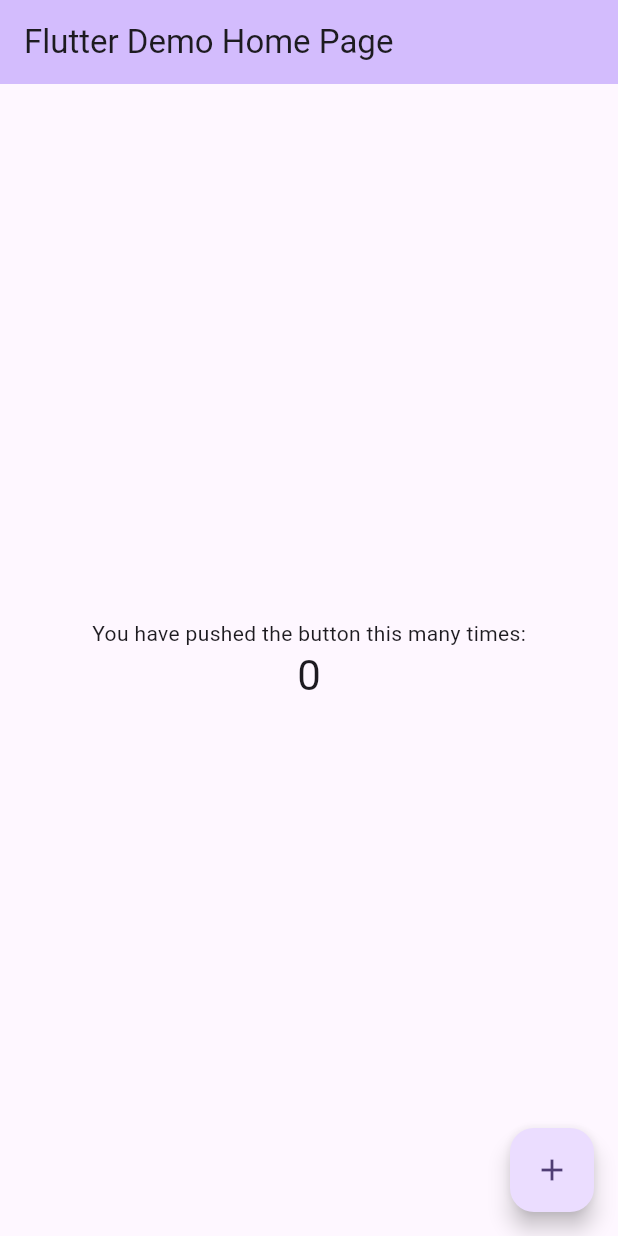
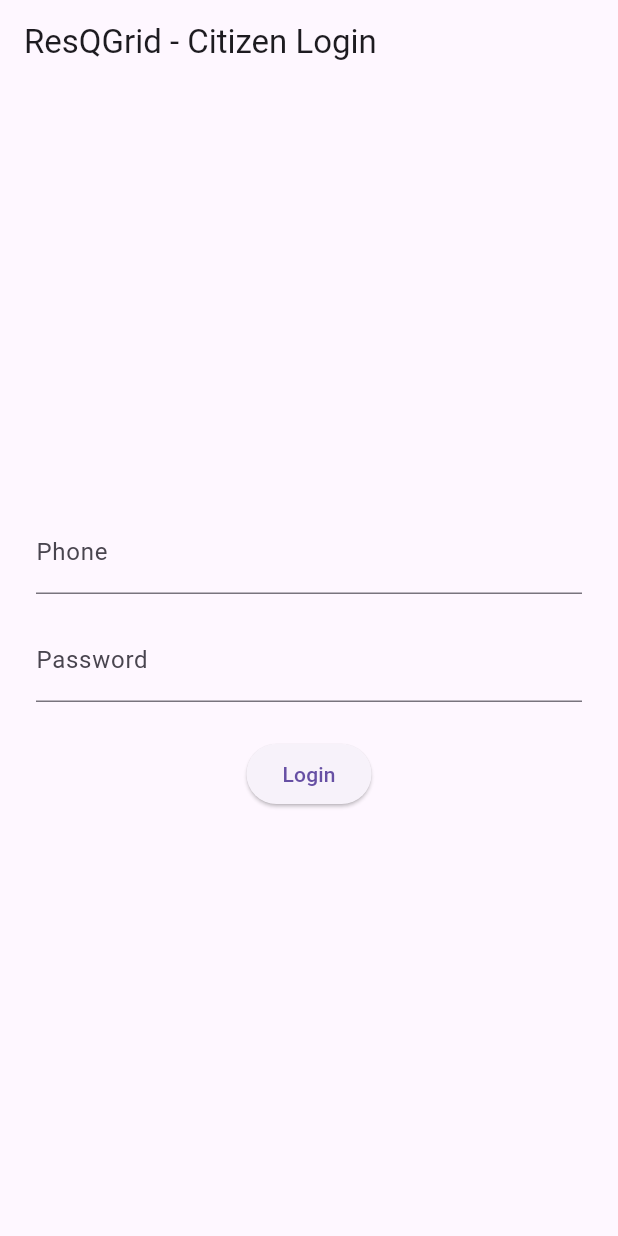
Before and after one commit to Bibek-2002/NextGen2---Res-Q-Grid, a Flutter app: the screen it shows after launch, on a phone screen of 412 x 824 dp. Run offline on Flutter 3.47's test engine with Material 3 defaults, Android fonts, the light colour scheme and no system bars; our stand-ins replace geolocator.

Commit message:
Phase 6: Citizen App login+home+SOS flow working end-to-end with backend

```diff
--- /dev/null
+++ b/resqgrid_citizen_app/lib/config.dart
@@ -0,0 +1,4 @@
+class AppConfig {
+  // Apna laptop ka WiFi IP daalo (jo tumne ipconfig se nikala)
+  static const String baseUrl = 'http://10.71.3.201:5000/api';
+}
--- a/resqgrid_citizen_app/lib/main.dart
+++ b/resqgrid_citizen_app/lib/main.dart
@@ -1,122 +1,19 @@
 import 'package:flutter/material.dart';
+import 'screens/login_screen.dart';
 
 void main() {
-  runApp(const MyApp());
+  runApp(const ResQGridCitizenApp());
 }
 
-class MyApp extends StatelessWidget {
-  const MyApp({super.key});
+class ResQGridCitizenApp extends StatelessWidget {
+  const ResQGridCitizenApp({super.key});
 
-  // This widget is the root of your application.
   @override
   Widget build(BuildContext context) {
     return MaterialApp(
-      title: 'Flutter Demo',
-      theme: ThemeData(
-        // This is the theme of your application.
-        //
-        // TRY THIS: Try running your application with "flutter run". You'll see
-        // the application has a purple toolbar. Then, without quitting the app,
-        // try changing the seedColor in the colorScheme below to Colors.green
-        // and then invoke "hot reload" (save your changes or press the "hot
-        // reload" button in a Flutter-supported IDE, or press "r" if you used
-        // the command line to start the app).
-        //
-        // Notice that the counter didn't reset back to zero; the application
-        // state is not lost during the reload. To reset the state, use hot
-        // restart instead.
-        //
-        // This works for code too, not just values: Most code changes can be
-        // tested with just a hot reload.
-        colorScheme: .fromSeed(seedColor: Colors.deepPurple),
-      ),
-      home: const MyHomePage(title: 'Flutter Demo Home Page'),
+      title: 'ResQGrid Citizen',
+      theme: ThemeData(primarySwatch: Colors.red, useMaterial3: true),
+      home: const LoginScreen(),
     );
   }
 }
-
-class MyHomePage extends StatefulWidget {
-  const MyHomePage({super.key, required this.title});
-
-  // This widget is the home page of your application. It is stateful, meaning
-  // that it has a State object (defined below) that contains fields that affect
-  // how it looks.
-
-  // This class is the configuration for the state. It holds the values (in this
-  // case the title) provided by the parent (in this case the App widget) and
-  // used by the build method of the State. Fields in a Widget subclass are
-  // always marked "final".
-
-  final String title;
-
-  @override
-  State<MyHomePage> createState() => _MyHomePageState();
-}
-
-class _MyHomePageState extends State<MyHomePage> {
-  int _counter = 0;
-
-  void _incrementCounter() {
-    setState(() {
-      // This call to setState tells the Flutter framework that something has
-      // changed in this State, which causes it to rerun the build method below
-      // so that the display can reflect the updated values. If we changed
-      // _counter without calling setState(), then the build method would not be
-      // called again, and so nothing would appear to happen.
-      _counter++;
-    });
-  }
-
-  @override
-  Widget build(BuildContext context) {
-    // This method is rerun every time setState is called, for instance as done
-    // by the _incrementCounter method above.
-    //
-    // The Flutter framework has been optimized to make rerunning build methods
-    // fast, so that you can just rebuild anything that needs updating rather
-    // than having to individually change instances of widgets.
-    return Scaffold(
-      appBar: AppBar(
-        // TRY THIS: Try changing the color here to a specific color (to
-        // Colors.amber, perhaps?) and trigger a hot reload to see the AppBar
-        // change color while the other colors stay the same.
-        backgroundColor: Theme.of(context).colorScheme.inversePrimary,
-        // Here we take the value from the MyHomePage object that was created by
-        // the App.build method, and use it to set our appbar title.
-        title: Text(widget.title),
-      ),
-      body: Center(
-        // Center is a layout widget. It takes a single child and positions it
-        // in the middle of the parent.
-        child: Column(
-          // Column is also a layout widget. It takes a list of children and
-          // arranges them vertically. By default, it sizes itself to fit its
-          // children horizontally, and tries to be as tall as its parent.
-          //
-          // Column has various properties to control how it sizes itself and
-          // how it positions its children. Here we use mainAxisAlignment to
-          // center the children vertically; the main axis here is the vertical
-          // axis because Columns are vertical (the cross axis would be
-          // horizontal).
-          //
-          // TRY THIS: Invoke "debug painting" (choose the "Toggle Debug Paint"
-          // action in the IDE, or press "p" in the console), to see the
-          // wireframe for each widget.
-          mainAxisAlignment: .center,
-          children: [
-            const Text('You have pushed the button this many times:'),
-            Text(
-              '$_counter',
-              style: Theme.of(context).textTheme.headlineMedium,
-            ),
-          ],
-        ),
-      ),
-      floatingActionButton: FloatingActionButton(
-        onPressed: _incrementCounter,
-        tooltip: 'Increment',
-        child: const Icon(Icons.add),
-      ),
-    );
-  }
-}
--- /dev/null
+++ b/resqgrid_citizen_app/lib/screens/login_screen.dart
@@ -0,0 +1,84 @@
+import 'package:flutter/material.dart';
+import '../services/api_service.dart';
+import 'home_screen.dart';
+
+class LoginScreen extends StatefulWidget {
+  const LoginScreen({super.key});
+
+  @override
+  State<LoginScreen> createState() => _LoginScreenState();
+}
+
+class _LoginScreenState extends State<LoginScreen> {
+  final _phoneController = TextEditingController();
+  final _passwordController = TextEditingController();
+  bool _loading = false;
+  String? _error;
+
+  Future<void> _login() async {
+    setState(() { _loading = true; _error = null; });
+    try {
+      final result = await ApiService.login(_phoneController.text.trim(), _passwordController.text);
+      if (!mounted) return;
+      if (result['token'] != null) {
+        Navigator.pushReplacement(
+          context,
+          MaterialPageRoute(builder: (_) => HomeScreen(
+            token: result['token'],
+            userName: result['user']['name'],
+          )),
+        );
+      } else {
+        setState(() => _error = result['message'] ?? 'Login failed');
+      }
+    } catch (e) {
+      if (mounted) {
+        setState(() => _error = 'Could not connect to server. Check backend URL/IP.');
+      }
+    } finally {
+      if (mounted) setState(() => _loading = false);
+    }
+  }
+
+  @override
+  void dispose() {
+    _phoneController.dispose();
+    _passwordController.dispose();
+    super.dispose();
+  }
+
+  @override
+  Widget build(BuildContext context) {
+    return Scaffold(
+      appBar: AppBar(title: const Text('ResQGrid - Citizen Login')),
+      body: Padding(
+        padding: const EdgeInsets.all(24),
+        child: Column(
+          mainAxisAlignment: MainAxisAlignment.center,
+          children: [
+            TextField(
+              controller: _phoneController,
+              decoration: const InputDecoration(labelText: 'Phone'),
+              keyboardType: TextInputType.phone,
+            ),
+            const SizedBox(height: 16),
+            TextField(
+              controller: _passwordController,
+              decoration: const InputDecoration(labelText: 'Password'),
+              obscureText: true,
+            ),
+            const SizedBox(height: 24),
+            if (_error != null)
+              Padding(
+                padding: const EdgeInsets.only(bottom: 16),
+                child: Text(_error!, style: const TextStyle(color: Colors.red)),
+              ),
+            _loading
+                ? const CircularProgressIndicator()
+                : ElevatedButton(onPressed: _login, child: const Text('Login')),
+          ],
+        ),
+      ),
+    );
+  }
+}
--- /dev/null
+++ b/resqgrid_citizen_app/lib/services/api_service.dart
@@ -0,0 +1,36 @@
+import 'dart:convert';
+import 'package:http/http.dart' as http;
+import '../config.dart';
+
+class ApiService {
+  static Future<Map<String, dynamic>> login(String phone, String password) async {
+    final res = await http.post(
+      Uri.parse('${AppConfig.baseUrl}/auth/login'),
+      headers: {'Content-Type': 'application/json'},
+      body: jsonEncode({'phone': phone, 'password': password}),
+    );
+    return jsonDecode(res.body);
+  }
+
+  static Future<Map<String, dynamic>> submitSOS({
+    required String token,
+    required double lat,
+    required double lng,
+    required String evidenceType,
+    required String description,
+  }) async {
+    final res = await http.post(
+      Uri.parse('${AppConfig.baseUrl}/sos'),
+      headers: {
+        'Content-Type': 'application/json',
+        'Authorization': 'Bearer $token',
+      },
+      body: jsonEncode({
+        'location': {'lat': lat, 'lng': lng},
+        'evidenceType': evidenceType,
+        'description': description,
+      }),
+    );
+    return jsonDecode(res.body);
+  }
+}
```
Also changed, not shown: resqgrid_citizen_app/lib/screens/home_screen.dart (added, +51 -0 lines), resqgrid_citizen_app/lib/screens/sos_form_screen.dart (added, +90 -0 lines), resqgrid_citizen_app/pubspec.yaml (+9 -74 lines), resqgrid_citizen_app/pubspec.lock, 7 other files.
